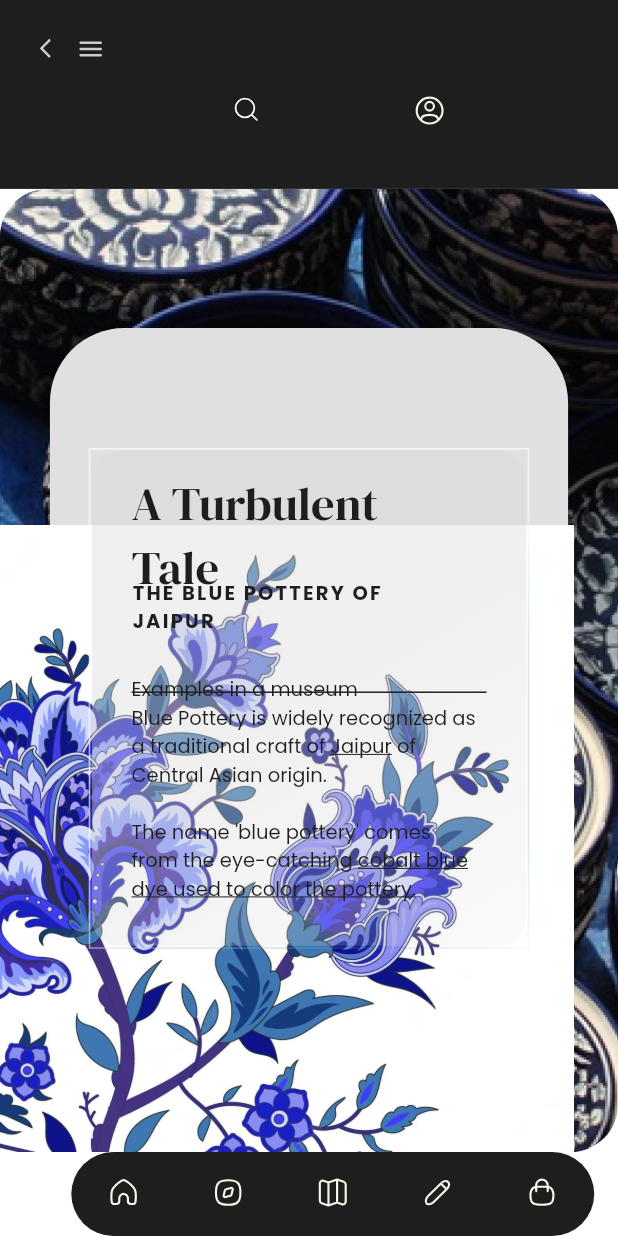
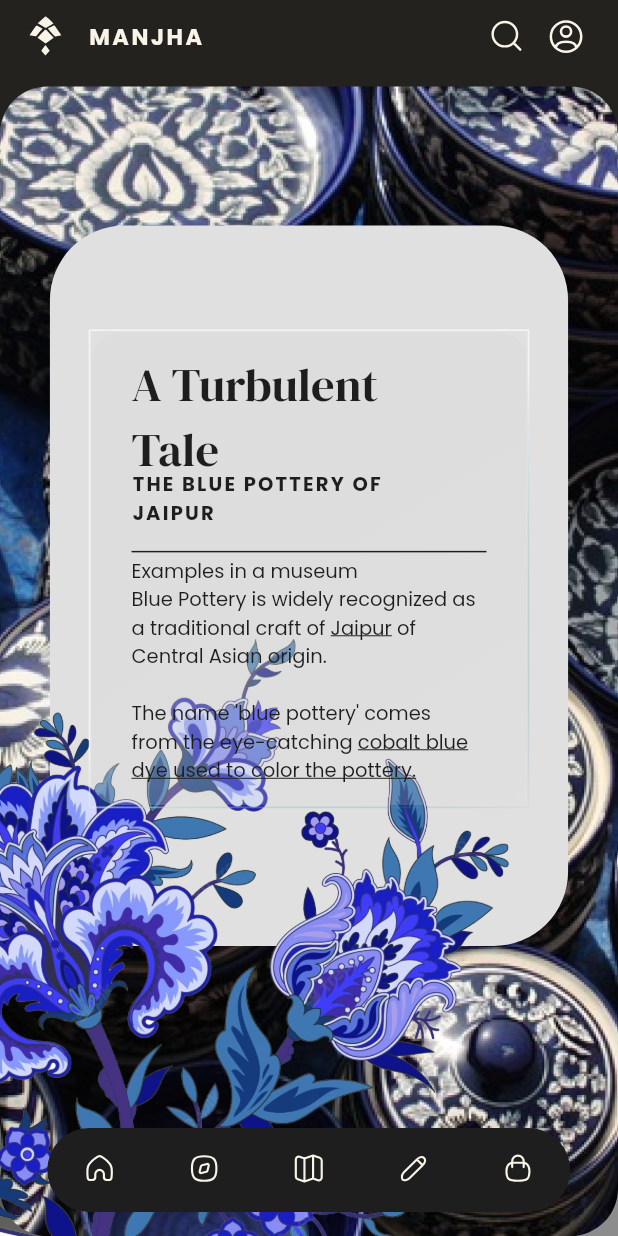
Before and after one commit to swarnimaprasad/manjha, a Flutter app: the BuyerArticleScreen screen opened by its route, on a phone screen of 412 x 824 dp. Run offline on Flutter 3.47's test engine with Material 2 defaults, Android fonts, the phone set to English and light mode, and no system bars; drawn by our look-alikes of outline_gradient_button; our stand-ins replace cached_network_image, connectivity_plus, flutter_svg, flutter_svg_provider, get, shared_preferences; missing offline and left inert: flutter_login_facebook; accounts and stored records are empty.

Commit message:
Final edit

```diff
--- a/lib/presentation/buyer_article_screen/buyer_article_screen.dart
+++ b/lib/presentation/buyer_article_screen/buyer_article_screen.dart
@@ -13,39 +13,49 @@ class BuyerArticleScreen extends GetWidget<BuyerArticleController> {
     return SafeArea(
         child: Scaffold(
             backgroundColor: ColorConstant.whiteA700,
+             extendBody: true,
+            extendBodyBehindAppBar: true,
             appBar: CustomAppBar(
-                height: getVerticalSize(129),
-                leadingWidth: 42,
+                height: getVerticalSize(50),
+                leadingWidth: 44,
                 leading: AppbarImage(
-                    height: getSize(17),
-                    width: getSize(17),
-                    svgPath: ImageConstant.imgArrowleft,
-                    margin: getMargin(left: 25, top: 24, bottom: 87),
-                    onTap: onTapArrowleft6),
-                title: AppbarImage(
-                    height: getSize(21),
-                    width: getSize(21),
-                    svgPath: ImageConstant.imgMenu,
-                    margin: getMargin(left: 8, top: 23, bottom: 85)),
-                actions: [
-                  AppbarImage(
-                      height: getSize(21),
-                      width: getSize(21),
+                    height: getSize(40),
+                    width: getSize(40),
+                    svgPath: ImageConstant.imgCloseLime50,
+                    margin: getMargin(left: 14)),
+                title:
+                  Text("   "+"lbl_manjha".tr,
+                  overflow:TextOverflow.ellipsis,
+                  textAlign: TextAlign.left,
+                  style: AppStyle.txtPoppinsBold16.copyWith(
+                  letterSpacing:
+                    getHorizontalSize(1.6))),
+                actions:[  AppbarImage(
+                      height: getSize(27),
+                      width: getSize(27),
                       svgPath: ImageConstant.imgSearch,
                       margin:
-                          getMargin(left: 25, top: 23, right: 83, bottom: 2)),
+                          getMargin(left: 135)),
                   AppbarImage(
-                      height: getSize(24),
-                      width: getSize(24),
+                      height: getSize(28),
+                      width: getSize(28),
                       svgPath: ImageConstant.imgSearchLime50,
-                      margin: getMargin(left: 12, top: 22, right: 108),
-                      onTap: onTapSearchOne6)
-                ],
-                styleType: Style.bgFillGray90002_1),
+                      margin: getMargin(left: 12, right:20))
+            ]),
             body: Container(
+                width: size.width,
                 height: size.height,
-                width: double.maxFinite,
-                child: Stack(alignment: Alignment.bottomLeft, children: [
+                padding: getPadding(top: 48),
+                decoration: BoxDecoration(
+                    gradient: LinearGradient(
+                        begin: Alignment(-0.09, 0),
+                        end: Alignment(1, 0.81),
+                        colors: [
+                      Color.fromARGB(255, 36, 34, 30),
+                      Color.fromARGB(255, 140, 140, 140)
+                    ])),
+            child: Stack(alignment: Alignment.bottomLeft,
+            children: [
                   Align(
                       alignment: Alignment.bottomCenter,
                       child: Container(
@@ -124,14 +134,13 @@ class BuyerArticleScreen extends GetWidget<BuyerArticleController> {
                                                               getHorizontalSize(
                                                                   175),
                                                           margin: getMargin(
-                                                              bottom: 22),
+                                                              bottom: 15),
                                                           child: Text(
                                                               "msg_the_blue_pottery"
                                                                   .tr,
                                                               maxLines: null,
                                                               textAlign:
-                                                                  TextAlign
-                                                                      .left,
+                                                                  TextAlign.left,
                                                               style: AppStyle
                                                                   .txtPoppinsBold14Gray90002
                                                                   .copyWith(
@@ -156,9 +165,7 @@ class BuyerArticleScreen extends GetWidget<BuyerArticleController> {
                                                                     getHorizontalSize(
                                                                         171),
                                                                 margin:
-                                                                    getMargin(
-                                                                        right:
-                                                                            54),
+                                                                    getMargin(right:54),
                                                                 child: Text(
                                                                     "msg_a_turbulent_tale2"
                                                                         .tr,
@@ -171,16 +178,12 @@ class BuyerArticleScreen extends GetWidget<BuyerArticleController> {
                                                                         .txtDMSerifDisplayRegular32)),
                                                             Padding(
                                                                 padding:
-                                                                    getPadding(
-                                                                        top:
-                                                                            62),
+                                                                    getPadding(top:47),
                                                                 child: Divider(
                                                                     height:
-                                                                        getVerticalSize(
-                                                                            1),
+                                                                        getVerticalSize(1),
                                                                     thickness:
-                                                                        getVerticalSize(
-                                                                            1),
+                                                                        getVerticalSize(1),
                                                                     color: ColorConstant
                                                                         .gray90002))
                                                           ]))
@@ -188,7 +191,7 @@ class BuyerArticleScreen extends GetWidget<BuyerArticleController> {
                                         Container(
                                             width: getHorizontalSize(219),
                                             margin: getMargin(
-                                                top: 5, right: 6, bottom: 15),
+                                                top: 5, right: 6, bottom: 0),
                                             child: RichText(
                                                 text: TextSpan(children: [
                                                   TextSpan(
@@ -247,24 +250,24 @@ class BuyerArticleScreen extends GetWidget<BuyerArticleController> {
                                                 textAlign: TextAlign.left))
                                       ])))))
                 ])),
-            bottomNavigationBar:
+            floatingActionButton:
                 CustomBottomBar(onChanged: (BottomBarEnum type) {
-              Get.toNamed(getCurrentRoute(type), id: 1);
+              Get.toNamed(getCurrentRoute(type));
             })));
   }
 
   String getCurrentRoute(BottomBarEnum type) {
     switch (type) {
       case BottomBarEnum.Volume:
-        return AppRoutes.cartPage;
+        return AppRoutes.buyerHomeScreen;
       case BottomBarEnum.Clocklime501:
-        return "/";
+        return AppRoutes.frameEightScreen;
       case BottomBarEnum.Map:
-        return "/";
+        return AppRoutes.eventsScreen;
       case BottomBarEnum.Checkmarklime50:
-        return "/";
+        return AppRoutes.designStudioScreen;
       case BottomBarEnum.Baglime50:
-        return "/";
+        return AppRoutes.cartContainerScreen;
       default:
         return "/";
     }
```
Also changed, not shown: assets/images/img_image58_428x362.png, 1 other file.
